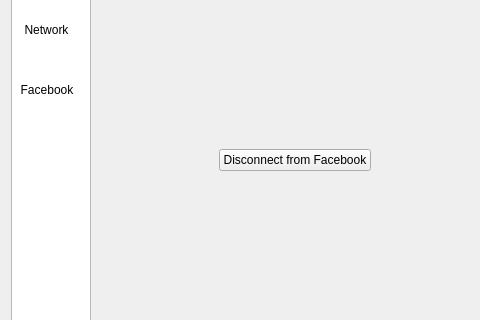
First picture: the form in qt-ui/preferences.ui, repository subsurface/subsurface, before the edit; both pictures show x 0 to 480 and y 229 to 549 of the 940 by 756 pixel window.
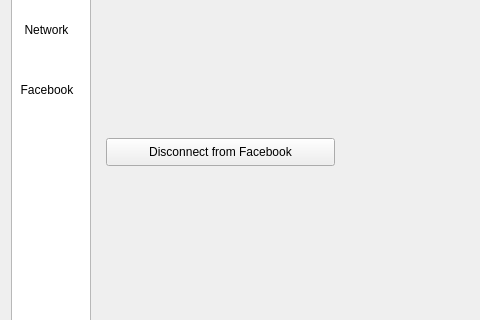
Second picture: the form after the edit. The open tabs and pages were chosen to show the change. Icons and pictures are not drawn.

Commit message:
Try to make the Facebook interaction be more pleasant
Show either the login screen or the disconnect button, plus some text that
explains what the user is expected to do.

```diff
--- a/qt-ui/preferences.ui
+++ b/qt-ui/preferences.ui
@@ -1048,42 +1048,32 @@
         </layout>
        </widget>
        <widget class="QWidget" name="facebook_page">
+        <layout class="QVBoxLayout" name="fbLayout">
+         <item>
+          <widget class="QLabel" name="FBLabel">
+           <property name="wordWrap">
+            <bool>true</bool>
+           </property>
+          </widget>
+         </item>
+         <item>
         <widget class="QWidget" name="fbConnected" native="true">
+           <widget class="QPushButton" name="btnDisconnectFacebook">
          <property name="geometry">
           <rect>
-           <x>9</x>
-           <y>355</y>
-           <width>265</width>
-           <height>47</height>
-          </rect>
-         </property>
-         <layout class="QVBoxLayout" name="verticalLayout_9">
-          <item>
-           <layout class="QHBoxLayout" name="connectedLayout">
-            <item>
-             <spacer name="horizontalSpacer_2">
-              <property name="orientation">
-               <enum>Qt::Horizontal</enum>
-              </property>
-              <property name="sizeHint" stdset="0">
-               <size>
-                <width>40</width>
-                <height>20</height>
-               </size>
-              </property>
-             </spacer>
-            </item>
-            <item>
-             <widget class="QPushButton" name="btnDisconnectFacebook">
+              <x>0</x>
+              <y>0</y>
+              <width>229</width>
+              <height>28</height>
+             </rect>
+            </property>
               <property name="text">
                <string>Disconnect from Facebook</string>
               </property>
              </widget>
-            </item>
-           </layout>
-          </item>
-         </layout>
-        </widget>
+          </widget>
+         </item>
+        </layout>
        </widget>
       </widget>
      </item>
```
Left out of the diff: 6 changed lines with no effect on the pictures. Lines whose indentation alone changed are shown as unchanged. The commit also changes 1 other file.
